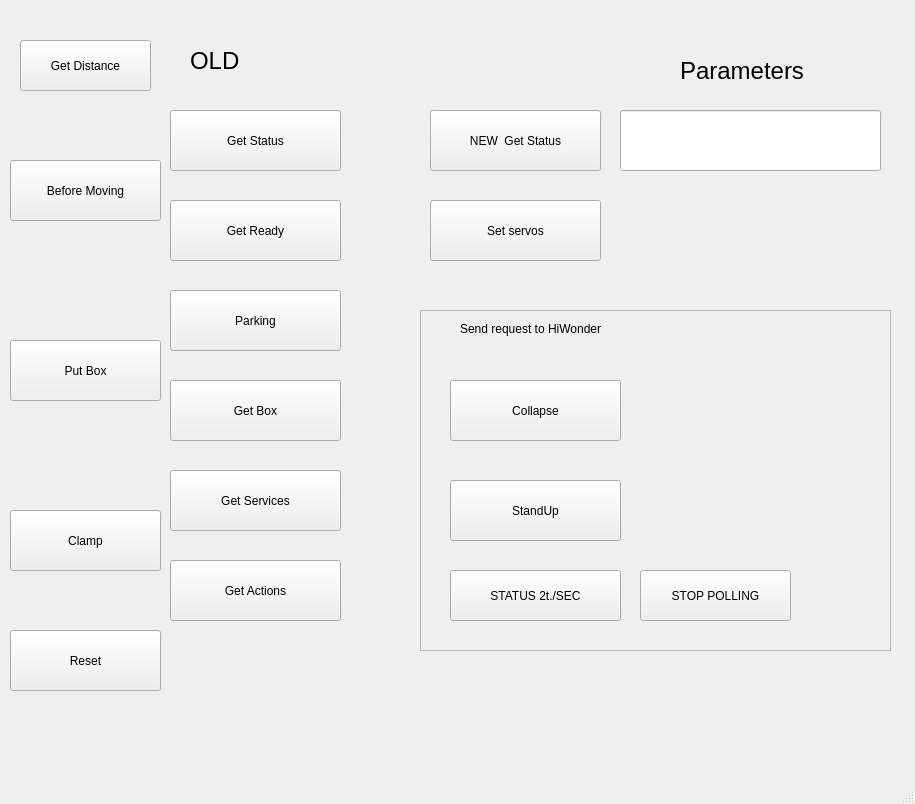
Old version of the form mobman/gui-client/mainwindow.ui in the repository evkuz/qt_linux.
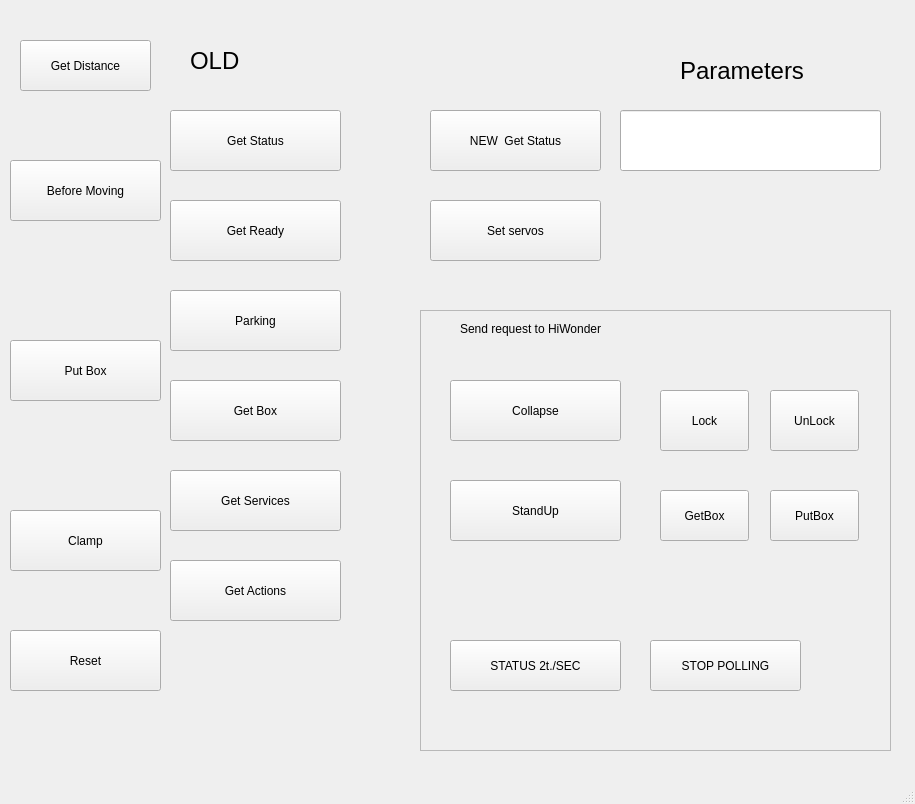
New version of the form.

Patch:
```diff
--- a/mobman/gui-client/mainwindow.ui
+++ b/mobman/gui-client/mainwindow.ui
@@ -235,7 +235,7 @@
       <x>420</x>
       <y>310</y>
       <width>471</width>
-      <height>341</height>
+      <height>441</height>
      </rect>
     </property>
     <property name="frameShape">
@@ -287,7 +287,7 @@
      <property name="geometry">
       <rect>
        <x>30</x>
-       <y>260</y>
+       <y>330</y>
        <width>171</width>
        <height>51</height>
       </rect>
@@ -299,8 +299,8 @@
     <widget class="QPushButton" name="StopPollingButton">
      <property name="geometry">
       <rect>
-       <x>220</x>
-       <y>260</y>
+       <x>230</x>
+       <y>330</y>
        <width>151</width>
        <height>51</height>
       </rect>
@@ -309,6 +309,58 @@
       <string>STOP POLLING</string>
      </property>
     </widget>
+    <widget class="QPushButton" name="LockButton">
+     <property name="geometry">
+      <rect>
+       <x>240</x>
+       <y>80</y>
+       <width>89</width>
+       <height>61</height>
+      </rect>
+     </property>
+     <property name="text">
+      <string>Lock</string>
+     </property>
+    </widget>
+    <widget class="QPushButton" name="UnLockButton">
+     <property name="geometry">
+      <rect>
+       <x>350</x>
+       <y>80</y>
+       <width>89</width>
+       <height>61</height>
+      </rect>
+     </property>
+     <property name="text">
+      <string>UnLock</string>
+     </property>
+    </widget>
+    <widget class="QPushButton" name="GetBoxButton_2">
+     <property name="geometry">
+      <rect>
+       <x>240</x>
+       <y>180</y>
+       <width>89</width>
+       <height>51</height>
+      </rect>
+     </property>
+     <property name="text">
+      <string>GetBox</string>
+     </property>
+    </widget>
+    <widget class="QPushButton" name="PutBoxButton_2">
+     <property name="geometry">
+      <rect>
+       <x>350</x>
+       <y>180</y>
+       <width>89</width>
+       <height>51</height>
+      </rect>
+     </property>
+     <property name="text">
+      <string>PutBox</string>
+     </property>
+    </widget>
    </widget>
   </widget>
   <widget class="QMenuBar" name="menubar">
```
